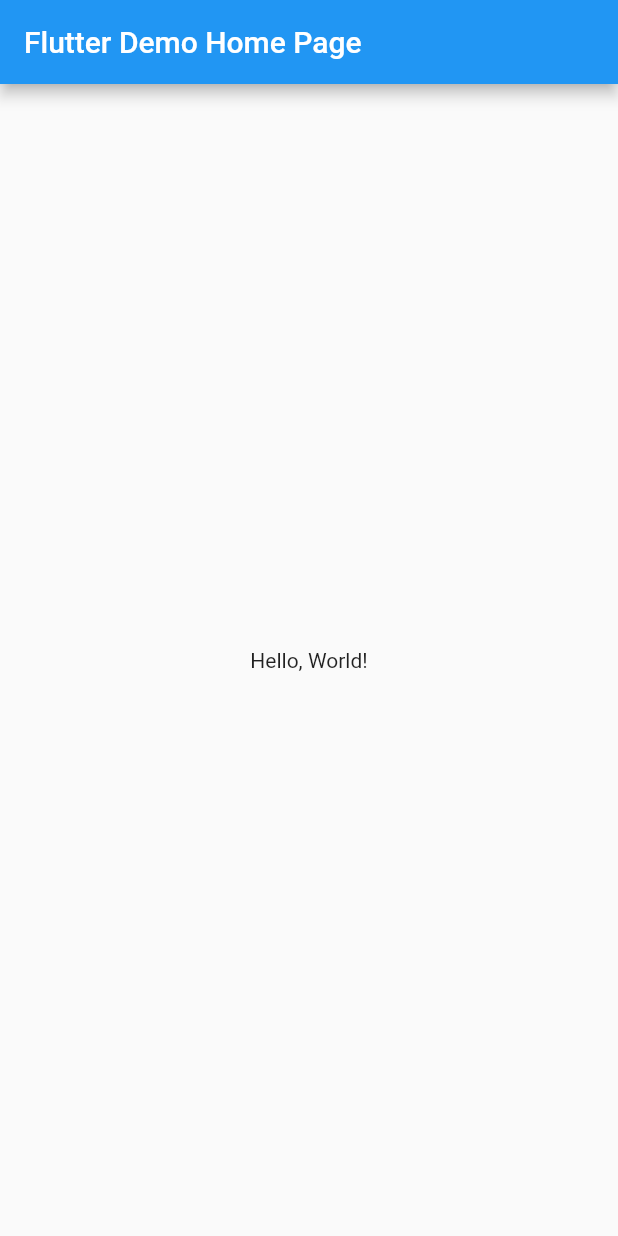
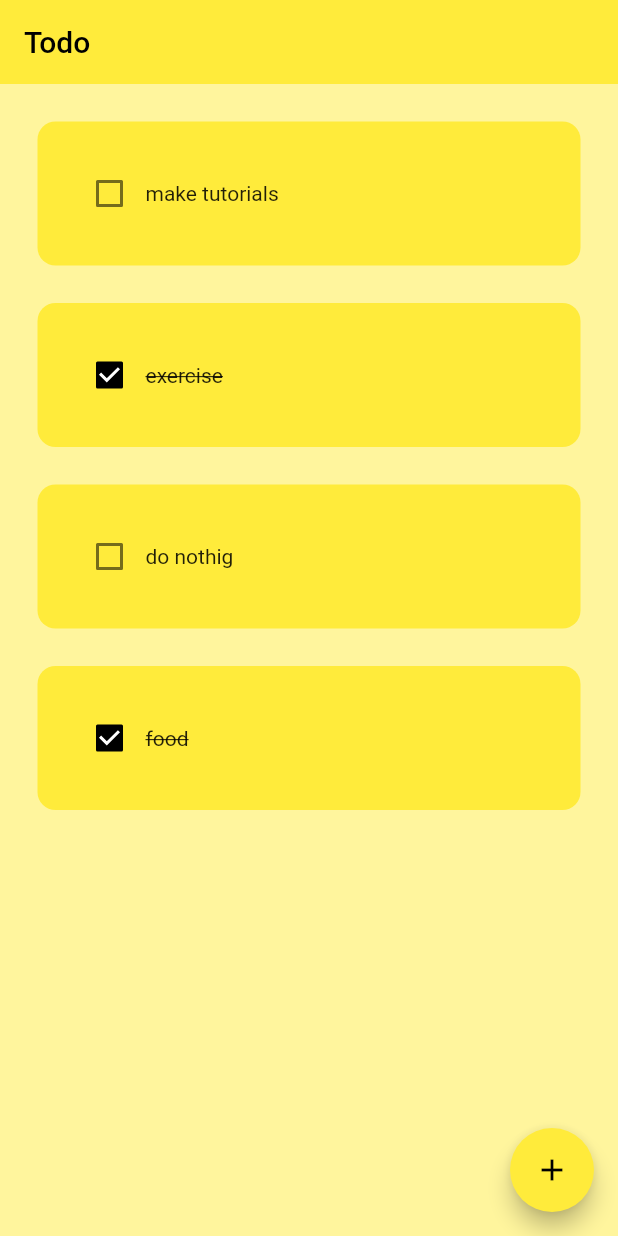
Before and after one commit to AshishPandagre/todo-flutter, a Flutter app: the screen it shows after launch, on a phone screen of 412 x 824 dp. Run offline on Flutter 3.47's test engine with Material 2 defaults, Android fonts, the phone set to English and light mode, and no system bars; drawn by our look-alikes of flutter_slidable.

Commit message:
completed todo

```diff
--- a/lib/main.dart
+++ b/lib/main.dart
@@ -1,42 +1,19 @@
 import 'package:flutter/material.dart';
+import 'package:todoapp/pages/home_page.dart';
 
-void main() => runApp(MyApp());
+void main() async {
+  runApp(MyApp());
+}
 
 class MyApp extends StatelessWidget {
   const MyApp({super.key});
-  // This widget is the root of your application.
+
   @override
   Widget build(BuildContext context) {
     return MaterialApp(
-      // Application name
-      title: 'Flutter Hello World',
-      // Application theme data, you can set the colors for the application as
-      // you want
-      theme: ThemeData(
-        primarySwatch: Colors.blue,
-      ),
-      // A widget which will be started on application startup
-      home: MyHomePage(title: 'Flutter Demo Home Page'),
+      home: HomePage(),
+      theme: ThemeData(primarySwatch: Colors.yellow),
+      debugShowCheckedModeBanner: false,
     );
   }
 }
-
-class MyHomePage extends StatelessWidget {
-  final String title;
-  const MyHomePage({super.key, required this.title});
-
-  @override
-  Widget build(BuildContext context) {
-    return Scaffold(
-      appBar: AppBar(
-        // The title text which will be shown on the action bar
-        title: Text(title),
-      ),
-      body: Center(
-        child: Text(
-          'Hello, World!',
-        ),
-      ),
-    );
-  }
-}
--- /dev/null
+++ b/lib/pages/home_page.dart
@@ -0,0 +1,76 @@
+import 'package:flutter/material.dart';
+import 'package:todoapp/utils/dialog_box.dart';
+import 'package:todoapp/utils/todo_tile.dart';
+
+class HomePage extends StatefulWidget {
+  const HomePage({super.key});
+
+  @override
+  State<HomePage> createState() => _HomePageState();
+}
+
+class _HomePageState extends State<HomePage> {
+  final _controller = TextEditingController();
+
+  // todo tasks
+  List todoList = [
+    ["make tutorials", false],
+    ["exercise", true],
+    ["do nothig", false],
+    ["food", true]
+  ];
+
+  void checkBoxChanged(bool? value, int index) {
+    setState(() {
+      todoList[index][1] = !todoList[index][1];
+    });
+  }
+
+  void saveNewTask() {
+    setState(() {
+      todoList.add([_controller.text, false]);
+      _controller.clear();
+    });
+    Navigator.of(context).pop();
+  }
+
+  void createNewTask() {
+    showDialog(
+        context: context,
+        builder: (context) {
+          return DialogBox(
+            controller: _controller,
+            onSave: saveNewTask,
+            cancel: () => Navigator.of(context).pop(),
+          );
+        });
+  }
+
+  void deleteTask(int index) {
+    setState(() {
+      todoList.removeAt(index);
+    });
+  }
+
+  @override
+  Widget build(BuildContext context) {
+    return Scaffold(
+      backgroundColor: Colors.yellow[200],
+      appBar: AppBar(
+        title: Text('Todo'),
+        elevation: 0,
+      ),
+      floatingActionButton: FloatingActionButton(
+          onPressed: createNewTask, child: Icon(Icons.add)),
+      body: ListView.builder(
+        itemCount: todoList.length,
+        itemBuilder: (context, index) => TodoTile(
+          task_name: todoList[index][0],
+          task_completed: todoList[index][1],
+          onChanged: (value) => checkBoxChanged(value, index),
+          deleteFunction: (context) => deleteTask(index),
+        ),
+      ),
+    );
+  }
+}
--- /dev/null
+++ b/lib/utils/todo_tile.dart
@@ -0,0 +1,50 @@
+import 'package:flutter/material.dart';
+import 'package:flutter_slidable/flutter_slidable.dart';
+
+class TodoTile extends StatelessWidget {
+  final String task_name;
+  final bool task_completed;
+  final Function(bool?) onChanged;
+  final Function(BuildContext) deleteFunction;
+
+  const TodoTile(
+      {super.key,
+      required this.task_name,
+      required this.task_completed,
+      required this.onChanged,
+      required this.deleteFunction});
+
+  @override
+  Widget build(BuildContext context) {
+    return Padding(
+      padding: EdgeInsets.only(left: 25, right: 25, top: 25),
+      child: Slidable(
+        endActionPane: ActionPane(motion: StretchMotion(), children: [
+          SlidableAction(
+            onPressed: deleteFunction,
+            icon: Icons.delete,
+            backgroundColor: Colors.red.shade300,
+            borderRadius: BorderRadius.circular(12),
+          ),
+        ]),
+        child: Container(
+          padding: EdgeInsets.all(24),
+          child: Row(children: [
+            Checkbox(
+              value: task_completed,
+              onChanged: onChanged,
+              activeColor: Colors.black,
+            ),
+            Text(task_name,
+                style: TextStyle(
+                    decoration: task_completed
+                        ? TextDecoration.lineThrough
+                        : TextDecoration.none)),
+          ]),
+          decoration: BoxDecoration(
+              color: Colors.yellow, borderRadius: BorderRadius.circular(12)),
+        ),
+      ),
+    );
+  }
+}
--- a/pubspec.yaml
+++ b/pubspec.yaml
@@ -19,10 +19,13 @@ environment:
 dependencies:
   flutter:
     sdk: flutter
+  flutter_slidable: ^1.2.0
 
 dev_dependencies:
   flutter_test:
     sdk: flutter
+  hive_generator: ^2.0.0
+  build_runner: ^2.3.3
 
   # The "flutter_lints" package below contains a set of recommended lints to
   # encourage good coding practices. The lint set provided by the package is
```
Also changed, not shown: lib/utils/dialog_box.dart (added, +42 -0 lines), lib/utils/my_button.dart (added, +17 -0 lines).
